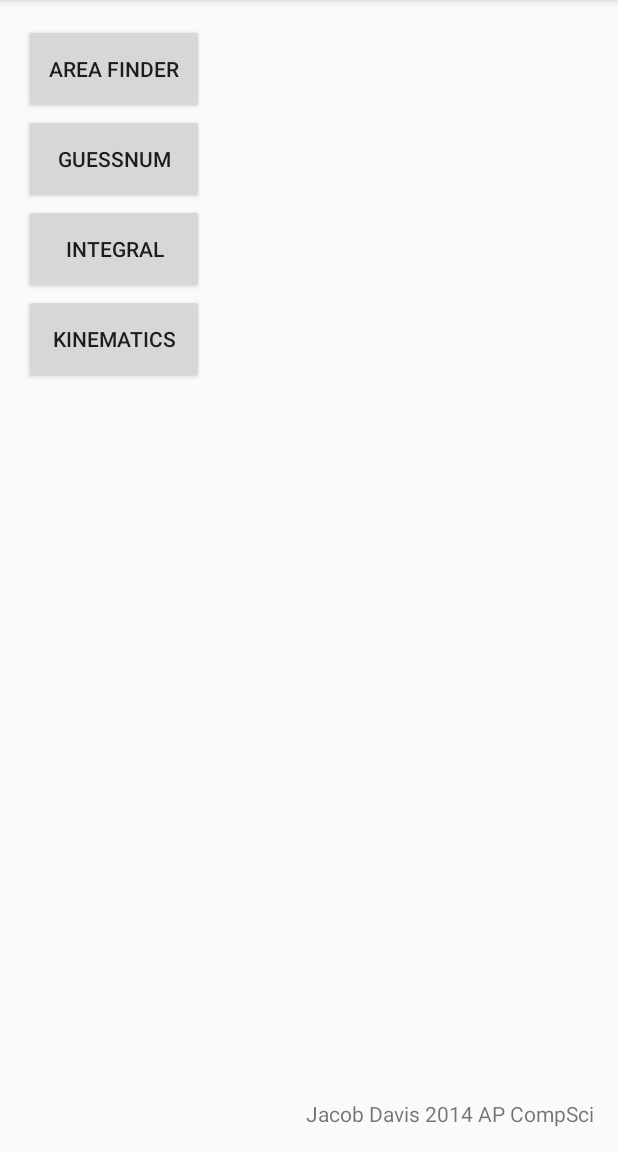
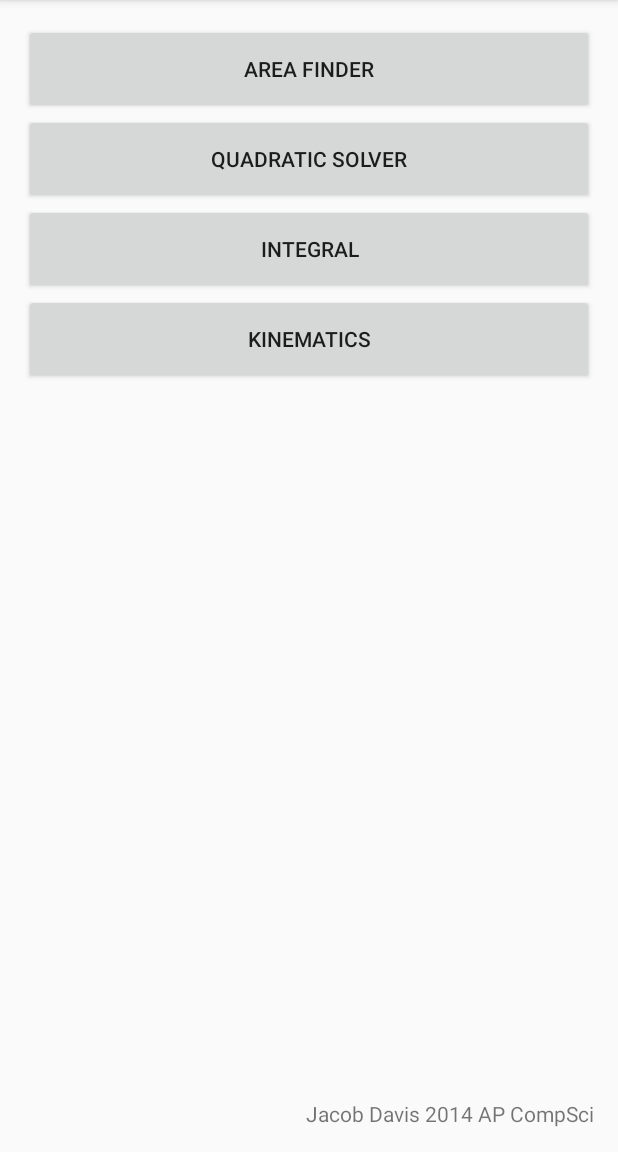
Before and after one commit to jacobgb24/DVCompSci, an Android app: the screen it shows after launch (MainActivity), on a phone screen of 412 x 824 dp, the part 84-1236 px from its top. Run offline under Robolectric (Android 15) with nearby library versions, the phone set to English and light mode, and no system bars.

Commit message:
v.4 added Quadratic Solver
Changelog:
added Quadratic solver
added option to use i in quadratic solver
fixed crash when using clear all button in kinematics
redesigned main_layout
changed actionBar label to match current activity

```diff
--- a/android/SuperMath/mobile/src/main/java/com/supermath/jacobgb24/supermath/MainActivity.java
+++ b/android/SuperMath/mobile/src/main/java/com/supermath/jacobgb24/supermath/MainActivity.java
@@ -32,11 +32,11 @@ public class MainActivity extends ActionBarActivity {
                 startAreaFinder();
             }
         });
-        Button GButton = (Button) findViewById(R.id.GButton);
-        GButton.setOnClickListener(new View.OnClickListener() {
+        Button RButton = (Button) findViewById(R.id.RButton);
+        RButton.setOnClickListener(new View.OnClickListener() {
             @Override
             public void onClick(View v) {
-                startGuessNum();
+                startRoots();
             }
         });
         Button KButton = (Button) findViewById(R.id.KButton);
@@ -58,9 +58,9 @@ public class MainActivity extends ActionBarActivity {
         startActivity(launchAF);
     }
 
-    private void startGuessNum() {
-        Intent launchGN = new Intent(this, GuessNum.class);
-        startActivity(launchGN);
+    private void startRoots() {
+        Intent launchR = new Intent(this, Roots.class);
+        startActivity(launchR);
     }
     private void startKinematic() {
         Intent launchK = new Intent(this, Kinematics.class);
--- a/android/SuperMath/mobile/src/main/res/layout/activity_main.xml
+++ b/android/SuperMath/mobile/src/main/res/layout/activity_main.xml
@@ -17,7 +17,8 @@
         android:text="Kinematics"
         android:id="@+id/KButton"
         android:layout_below="@+id/IButton"
-        android:layout_alignParentStart="true" />
+        android:layout_alignParentStart="true"
+        android:layout_alignEnd="@+id/IButton" />
 
     <Button
         android:layout_width="120dp"
@@ -25,15 +26,17 @@
         android:text="Area Finder"
         android:id="@+id/AFButton"
         android:layout_alignParentTop="true"
-        android:layout_alignParentStart="true" />
+        android:layout_alignParentStart="true"
+        android:layout_alignParentEnd="true" />
 
     <Button
         android:layout_width="120dp"
         android:layout_height="60dp"
-        android:text="GuessNum"
-        android:id="@+id/GButton"
+        android:text="Quadratic Solver"
+        android:id="@+id/RButton"
         android:layout_below="@+id/AFButton"
-        android:layout_alignParentStart="true" />
+        android:layout_alignParentStart="true"
+        android:layout_alignParentEnd="true" />
 
     <Button
         android:layout_width="120dp"
@@ -41,8 +44,9 @@
         android:text="Integral"
         android:id="@+id/IButton"
         android:layout_gravity="center_vertical"
-        android:layout_below="@+id/GButton"
-        android:layout_alignParentStart="true" />
+        android:layout_below="@+id/RButton"
+        android:layout_alignParentStart="true"
+        android:layout_alignParentEnd="true" />
 
     <TextView
         android:layout_width="wrap_content"
--- a/android/SuperMath/mobile/src/main/res/xml/preferences.xml
+++ b/android/SuperMath/mobile/src/main/res/xml/preferences.xml
@@ -2,9 +2,14 @@
 <PreferenceScreen xmlns:android="http://schemas.android.com/apk/res/android">
     <CheckBoxPreference
         android:key="PREF_SHOW_UNITS"
-        android:id="@+id/Check1"
         android:title="Show units in Kinematics"
         android:defaultValue="true" >
 
         </CheckBoxPreference>
+    <CheckBoxPreference
+        android:key="PREF_SHOW_I"
+        android:title="Use i in quadratic solver"
+        android:defaultValue="true" >
+
+    </CheckBoxPreference>
 </PreferenceScreen>
```
Also changed, not shown: android/SuperMath/mobile/src/main/AndroidManifest.xml (+6 -1 lines), android/SuperMath/mobile/src/main/java/com/supermath/jacobgb24/supermath/GuessNum.java (deleted, +0 -21 lines), android/SuperMath/mobile/src/main/java/com/supermath/jacobgb24/supermath/Roots.java (added, +70 -0 lines), android/SuperMath/mobile/src/main/res/layout/gnlayout.xml (deleted, +0 -63 lines), android/SuperMath/mobile/src/main/res/layout/rlayout.xml (added, +84 -0 lines), 1 other file.
